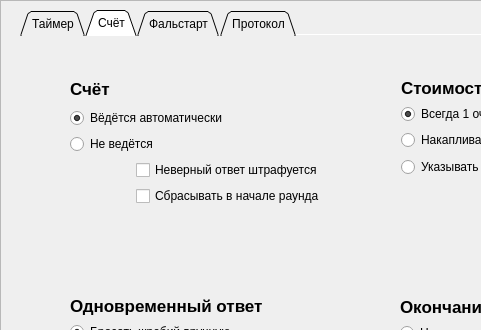
First picture: the form in app/ui/settings.ui, repository AnnushkaStark/Brain_ring_game-admin_panel-, before the edit; both pictures show x 0 to 481 and y 0 to 330 of the 782 by 519 pixel window.
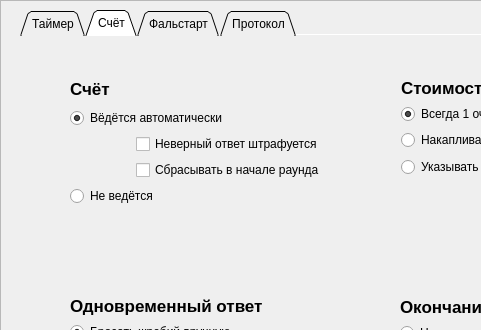
Second picture: the form after the edit.

Commit message: Переместил в нижнюю часть layout'а опцию Не ведётся.

Diff of the .ui file:
```diff
--- a/app/ui/settings.ui
+++ b/app/ui/settings.ui
@@ -638,13 +638,6 @@
          </property>
         </widget>
        </item>
-       <item>
-        <widget class="QRadioButton" name="radioButton_score_not">
-         <property name="text">
-          <string>Не ведётся</string>
-         </property>
-        </widget>
-       </item>
        <item>
         <layout class="QHBoxLayout" name="horizontalLayout_15">
          <item>
@@ -727,6 +720,13 @@
          </item>
         </layout>
        </item>
+       <item>
+        <widget class="QRadioButton" name="radioButton_score_not">
+         <property name="text">
+          <string>Не ведётся</string>
+         </property>
+        </widget>
+       </item>
       </layout>
      </widget>
     </widget>
```
